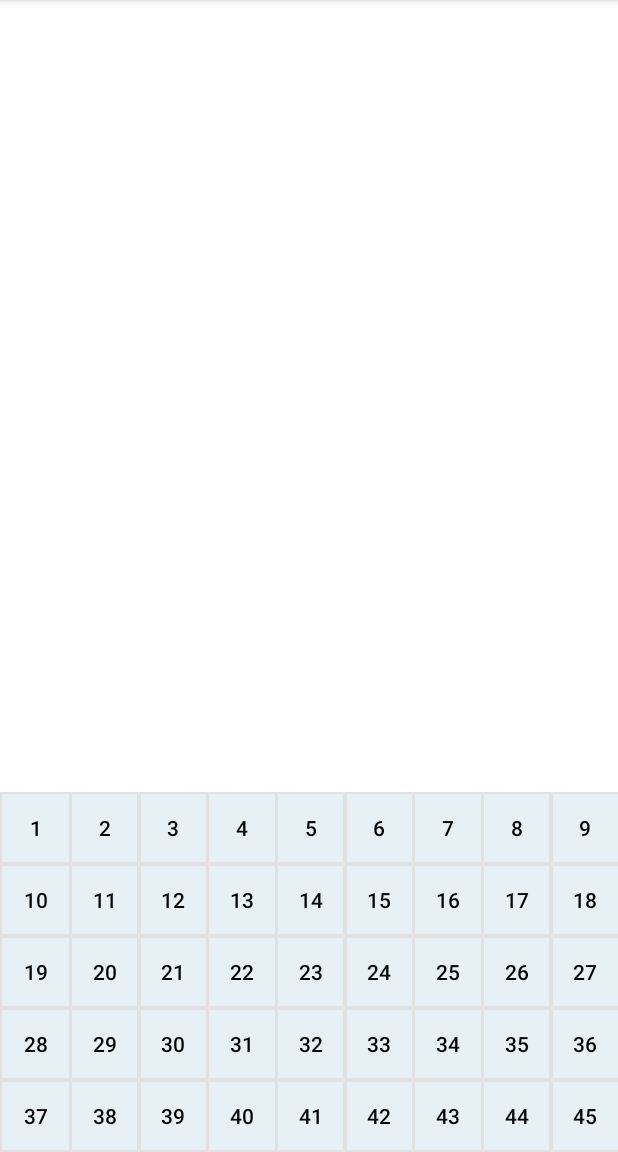
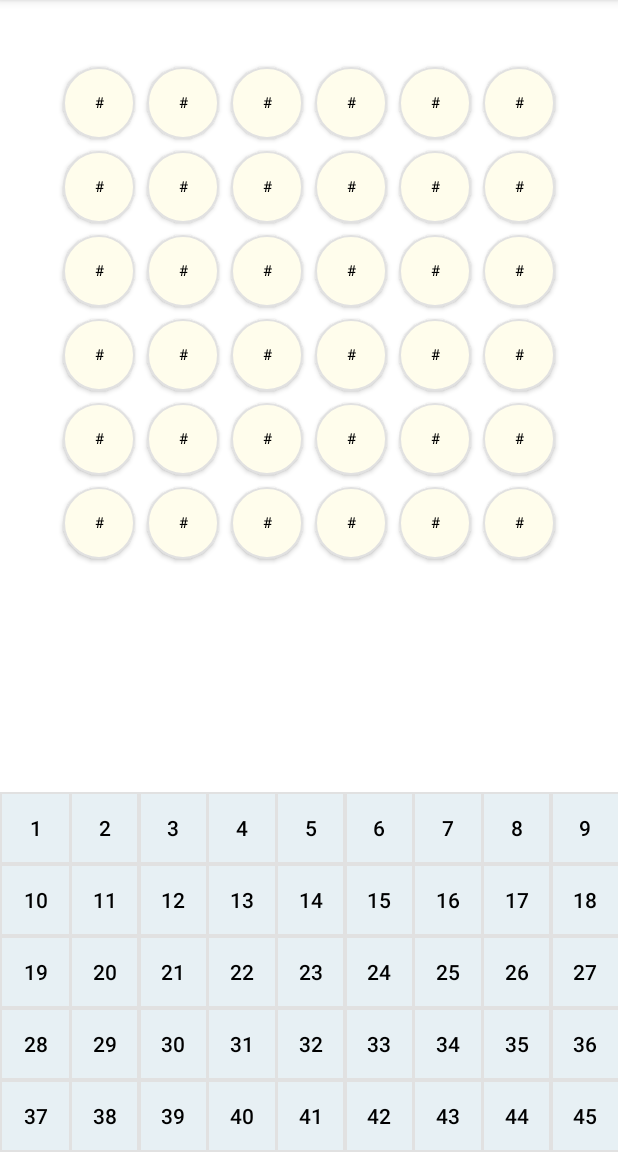
Before and after one commit to Imperat/Marmoshka, an Android app: the screen it shows after launch (MainActivity), on a phone screen of 412 x 824 dp, the part 84-1236 px from its top. Run offline under Robolectric (Android 15) with nearby library versions, the phone set to English and light mode, and no system bars.

```diff
--- /dev/null
+++ b/app/src/main/java/com/example/marmoshka/KeyboardViewAdapter.kt
@@ -0,0 +1,59 @@
+package com.example.marmoshka
+
+import android.graphics.drawable.Drawable
+import android.view.LayoutInflater
+import android.view.View
+import android.view.ViewGroup
+import android.widget.Button
+import androidx.core.content.ContextCompat
+import androidx.recyclerview.widget.RecyclerView
+
+class KeyBoardViewAdapter(private val valuesChooser: ValuesChooser) : RecyclerView.Adapter<KeyBoardViewAdapter.ViewHolder>() {
+    override fun onCreateViewHolder(parent: ViewGroup, viewType: Int): ViewHolder {
+        val view = LayoutInflater.from(parent.context)
+            .inflate(R.layout.keyboard_key, parent, false)
+
+        return ViewHolder(
+            view,
+            ContextCompat.getDrawable(parent.context, R.drawable.border_button),
+            ContextCompat.getDrawable(parent.context, R.drawable.border_used_button)
+        )
+    }
+
+    override fun onBindViewHolder(holder: ViewHolder, position: Int) {
+        val item = valuesChooser.getItem(position);
+        holder.button.text = item.toString()
+        holder.setItem(item);
+    }
+
+    override fun getItemCount(): Int = valuesChooser.getItemCount()
+
+    inner class ViewHolder(
+        view: View,
+        private val regularButton: Drawable?,
+        private val usedButton: Drawable?
+    ) : RecyclerView.ViewHolder(view), View.OnClickListener {
+        val button: Button;
+        private var item: ValueItem? = null;
+
+        init {
+            button = view.findViewById(R.id.button)
+            button.setOnClickListener(this)
+        }
+
+        fun setItem(item: ValueItem) {
+            button.text = item.number.toString();
+            button.background = if (item.isUsed) usedButton else regularButton;
+
+            this.item = item;
+        }
+
+        override fun onClick(p0: View?) {
+            if (item == null) {
+                return
+            }
+
+            valuesChooser.trigger(item!!)
+        }
+    }
+}
--- a/app/src/main/java/com/example/marmoshka/MainActivity.kt
+++ b/app/src/main/java/com/example/marmoshka/MainActivity.kt
@@ -1,45 +1,21 @@
 package com.example.marmoshka
 
+import android.os.Bundle
+import android.widget.Toast
 import androidx.appcompat.app.AppCompatActivity
-import android.os.Bundle
-import android.view.LayoutInflater
-import android.view.View
-import android.view.ViewGroup
-import android.widget.Button
 import androidx.recyclerview.widget.GridLayoutManager
+import androidx.recyclerview.widget.LinearLayoutManager
 import androidx.recyclerview.widget.RecyclerView
+
 
 const val COLUMNS_COUNT = 9
 
-class KeyBoardViewAdapter : RecyclerView.Adapter<KeyBoardViewAdapter.ViewHolder>() {
-    private val values = (1..45).toList()
-    override fun onCreateViewHolder(parent: ViewGroup, viewType: Int): ViewHolder {
-        val view = LayoutInflater.from(parent.context)
-            .inflate(R.layout.keyboard_key, parent, false)
-
-        return ViewHolder(view)
-
-    }
-
-    override fun onBindViewHolder(holder: ViewHolder, position: Int) {
-        val item = values[position]
-        holder.button.text = item.toString()
-    }
-
-    override fun getItemCount(): Int = values.size
-
-    inner class ViewHolder(view: View) : RecyclerView.ViewHolder(view) {
-        val button: Button;
-
-        init {
-            button = view.findViewById(R.id.button)
-        }
-    }
-}
 
 class MainActivity : AppCompatActivity() {
     private lateinit var recyclerViewResults: RecyclerView;
     private lateinit var recyclerViewKeyboard: RecyclerView;
+    private lateinit var valuesChooser: ValuesChooser;
+    private lateinit var valuesFiller: ValuesFiller;
     override fun onCreate(savedInstanceState: Bundle?) {
         super.onCreate(savedInstanceState)
 
@@ -47,9 +23,54 @@ class MainActivity : AppCompatActivity() {
         recyclerViewResults = findViewById(R.id.recyclerViewResults)
         recyclerViewKeyboard = findViewById(R.id.recyclerViewKeyboard)
 
+        valuesFiller = ValuesFiller()
+        valuesChooser = ValuesChooser(valuesFiller)
+
+        valuesChooser.onUpdateUI {
+            updateKeyboardAdapter()
+        }
+
+        valuesFiller.onUpdateUI {
+            updateValuesAdapter()
+        }
+
+        updateKeyboardUI()
+        updateValuesUI()
+
+        Toast.makeText(this, "Давай, Мармошка! Выиграем $1000000 прямо сегодня!", Toast.LENGTH_SHORT).show()
+    }
+
+    private fun updateKeyboardUI() {
+        updateKeyboardLayoutManager()
+        updateKeyboardAdapter()
+    }
+
+    private fun updateValuesUI() {
+        updateValuesLayoutManager();
+        updateValuesAdapter();
+    }
+
+    private fun updateValuesLayoutManager() {
+        with (recyclerViewResults) {
+            layoutManager = LinearLayoutManager(context)
+        }
+    }
+
+    private fun updateValuesAdapter() {
+        with (recyclerViewResults) {
+            adapter = ValuesViewAdapter(valuesFiller)
+        }
+    }
+
+    private fun updateKeyboardAdapter() {
+        with (recyclerViewKeyboard) {
+            adapter = KeyBoardViewAdapter(valuesChooser)
+        }
+    }
+
+    private fun updateKeyboardLayoutManager() {
         with (recyclerViewKeyboard) {
             layoutManager = GridLayoutManager(context, COLUMNS_COUNT)
-            adapter = KeyBoardViewAdapter()
         }
     }
 }
--- /dev/null
+++ b/app/src/main/java/com/example/marmoshka/ValuesChooser.kt
@@ -0,0 +1,44 @@
+package com.example.marmoshka
+
+
+data class ValueItem(val number: Int, var isUsed: Boolean)
+
+class ValuesChooser(private val valuesFiller: ValuesFiller) {
+    private val values = (1..45).toList().map {
+        ValueItem(it, false);
+    }
+
+    init {
+        valuesFiller.onRowFilled {
+            values.forEach {
+                it.isUsed = false;
+            }
+
+            onUpdateUICallback?.let { it1 -> it1() }
+        }
+    }
+
+    private var onUpdateUICallback: (() -> Unit)? = null;
+
+    fun getItemCount(): Int {
+        return values.size;
+    }
+
+    fun getItem(position: Int): ValueItem {
+        return values[position]
+    }
+
+    fun trigger(valueItem: ValueItem) {
+        if (valueItem.isUsed) {
+            return;
+        }
+
+        valueItem.isUsed = true;
+        valuesFiller.addValue(valueItem.number)
+        onUpdateUICallback?.let { it() }
+    }
+
+    fun onUpdateUI(function: () -> Unit) {
+        onUpdateUICallback = function;
+    }
+}
--- /dev/null
+++ b/app/src/main/java/com/example/marmoshka/ValuesFiller.kt
@@ -0,0 +1,56 @@
+package com.example.marmoshka
+
+const val ROWS_NUMBERS = 6;
+
+class RowWrapper {
+    private val values: MutableList<Int?> = (1..6).map { null }.toMutableList()
+    private var currentIndex: Int = 0;
+
+    fun addValue(value: Int) {
+      values[currentIndex] = value;
+      currentIndex++;
+    }
+
+    fun getValues(): List<Int?> {
+        return values;
+    }
+
+    fun isFilled(): Boolean {
+        return values.none { it == null }
+    }
+}
+
+class ValuesFiller {
+    private val rows = (1..6).map { RowWrapper() }
+    private var currentRowIndex: Int = 0;
+    private var onUpdateUICallback: (() -> Unit)? = null;
+    private var onRowFilledCallback: (() -> Unit)? = null;
+
+    fun addValue(value: Int) {
+        if (currentRowIndex > 5) {
+            return
+        }
+
+        rows[currentRowIndex].addValue(value)
+
+        if (rows[currentRowIndex].isFilled()) {
+            currentRowIndex++
+            onRowFilledCallback?.let { it() }
+        }
+
+        onUpdateUICallback?.let { it() }
+    }
+
+    fun getRow(position: Int): RowWrapper {
+        return rows[position]
+    }
+
+    fun onUpdateUI(function: () -> Unit) {
+        onUpdateUICallback = function;
+    }
+
+    fun onRowFilled(function: () -> Unit) {
+        onRowFilledCallback = function;
+    }
+
+}
--- /dev/null
+++ b/app/src/main/java/com/example/marmoshka/ValuesViewAdapter.kt
@@ -0,0 +1,74 @@
+package com.example.marmoshka
+
+import android.graphics.drawable.Drawable
+import android.view.LayoutInflater
+import android.view.View
+import android.view.ViewGroup
+import android.widget.Button
+import androidx.core.content.ContextCompat
+import androidx.recyclerview.widget.RecyclerView
+
+class ValuesViewAdapter(private val valuesFiller: ValuesFiller): RecyclerView.Adapter<ValuesViewAdapter.ViewHolder>() {
+    override fun onCreateViewHolder(
+        parent: ViewGroup,
+        viewType: Int
+    ): ValuesViewAdapter.ViewHolder {
+        val view = LayoutInflater.from(parent.context)
+            .inflate(R.layout.values_row, parent, false)
+
+        return ViewHolder(
+            view,
+            ContextCompat.getDrawable(parent.context, R.drawable.value_button),
+            ContextCompat.getDrawable(parent.context, R.drawable.value_button_filled),
+        )
+    }
+
+    override fun onBindViewHolder(holder: ValuesViewAdapter.ViewHolder, position: Int) {
+        val buttons = listOf<Button>(
+            holder.button1,
+            holder.button2,
+            holder.button3,
+            holder.button4,
+            holder.button5,
+            holder.button6,
+        );
+
+        val row = valuesFiller.getRow(position).getValues()
+
+        for (i in 0..5) {
+            if (row[i] == null) {
+                buttons[i].text = "#";
+                buttons[i].background = holder.regularButton;
+            } else {
+                buttons[i].text = row[i].toString();
+                buttons[i].background = holder.usedButton;
+            }
+        }
+    }
+
+    override fun getItemCount(): Int {
+        return 6; // TODO: FIX
+    }
+
+    inner class ViewHolder(
+        view: View,
+        val regularButton: Drawable?,
+        val usedButton: Drawable?
+    ): RecyclerView.ViewHolder(view) {
+        val button1: Button;
+        val button2: Button;
+        val button3: Button;
+        val button4: Button;
+        val button5: Button;
+        val button6: Button;
+
+        init {
+            button1 = view.findViewById(R.id.button1)
+            button2 = view.findViewById(R.id.button2)
+            button3 = view.findViewById(R.id.button3)
+            button4 = view.findViewById(R.id.button4)
+            button5 = view.findViewById(R.id.button5)
+            button6 = view.findViewById(R.id.button6)
+        }
+    }
+}
--- /dev/null
+++ b/app/src/main/res/drawable/border_used_button.xml
@@ -0,0 +1,8 @@
+<?xml version="1.0" encoding="utf-8"?>
+<shape xmlns:android="http://schemas.android.com/apk/res/android"
+    android:shape="rectangle">
+    <solid android:color="#CDE8FD" />
+    <stroke
+        android:width="1dp"
+        android:color="#4D94FF" />
+</shape>
--- /dev/null
+++ b/app/src/main/res/drawable/used_button.xml
@@ -0,0 +1,7 @@
+<?xml version="1.0" encoding="utf-8"?>
+<selector xmlns:android="http://schemas.android.com/apk/res/android">
+    <item android:state_pressed="true"
+        android:drawable="@drawable/border_used_button" />
+
+    <item android:drawable="@drawable/border_used_button" />
+</selector>
--- /dev/null
+++ b/app/src/main/res/drawable/value_button.xml
@@ -0,0 +1,9 @@
+<?xml version="1.0" encoding="utf-8"?>
+<shape xmlns:android="http://schemas.android.com/apk/res/android"
+    android:shape="rectangle" >
+    <stroke
+        android:width="1dp"
+        android:color="#E1E1E1" />
+    <solid android:color="#FFFDEC" />
+    <corners android:radius="24dp" />
+</shape>
--- /dev/null
+++ b/app/src/main/res/drawable/value_button_filled.xml
@@ -0,0 +1,9 @@
+<?xml version="1.0" encoding="utf-8"?>
+<shape xmlns:android="http://schemas.android.com/apk/res/android"
+    android:shape="rectangle" >
+    <stroke
+        android:width="1dp"
+        android:color="#E1E1E1" />
+    <solid android:color="#FFE770" />
+    <corners android:radius="24dp" />
+</shape>
--- a/app/src/main/res/layout/activity_main.xml
+++ b/app/src/main/res/layout/activity_main.xml
@@ -16,7 +16,7 @@
         app:layout_constraintHorizontal_bias="0.0"
         app:layout_constraintStart_toStartOf="parent"
         app:layout_constraintTop_toTopOf="parent"
-        app:layout_constraintVertical_bias="0.494" />
+        app:layout_constraintVertical_bias="0.318" />
 
     <androidx.recyclerview.widget.RecyclerView
         android:id="@+id/recyclerViewKeyboard"
--- /dev/null
+++ b/app/src/main/res/layout/values_row.xml
@@ -0,0 +1,77 @@
+<?xml version="1.0" encoding="utf-8"?>
+<androidx.constraintlayout.widget.ConstraintLayout xmlns:app="http://schemas.android.com/apk/res-auto"
+    xmlns:tools="http://schemas.android.com/tools"
+    android:layout_width="match_parent"
+    android:layout_height="wrap_content"
+    xmlns:android="http://schemas.android.com/apk/res/android">
+
+    <LinearLayout
+        android:layout_width="wrap_content"
+        android:layout_height="match_parent"
+        app:layout_constraintBottom_toBottomOf="parent"
+        app:layout_constraintEnd_toEndOf="parent"
+        app:layout_constraintStart_toStartOf="parent"
+        app:layout_constraintTop_toTopOf="parent">
+
+        <androidx.appcompat.widget.AppCompatButton
+            android:id="@+id/button1"
+            android:textSize="10sp"
+            android:layout_width="48dp"
+            android:background="@drawable/value_button"
+            android:layout_height="48dp"
+            android:layout_margin="4dp"
+            android:textColor="@color/black"
+            android:text="Button" />
+
+        <androidx.appcompat.widget.AppCompatButton
+            android:id="@+id/button2"
+            android:textSize="10sp"
+            android:background="@drawable/value_button"
+            android:layout_width="48dp"
+            android:layout_height="48dp"
+            android:layout_margin="4dp"
+            android:textColor="@color/black"
+            android:text="Button" />
+
+        <androidx.appcompat.widget.AppCompatButton
+            android:id="@+id/button3"
+            android:textSize="10sp"
+            android:background="@drawable/value_button"
+            android:layout_width="48dp"
+            android:layout_height="48dp"
+            android:layout_margin="4dp"
+            android:textColor="@color/black"
+            android:text="Button" />
+
+        <androidx.appcompat.widget.AppCompatButton
+            android:id="@+id/button4"
+            android:textSize="10sp"
+            android:background="@drawable/value_button"
+            android:layout_width="48dp"
+            android:layout_height="48dp"
+            android:layout_margin="4dp"
+            android:textColor="@color/black"
+            android:text="Button" />
+
+        <androidx.appcompat.widget.AppCompatButton
+            android:id="@+id/button5"
+            android:textSize="10sp"
+            android:background="@drawable/value_button"
+            android:layout_width="48dp"
+            android:layout_height="48dp"
+            android:layout_margin="4dp"
+            android:textColor="@color/black"
+            android:text="Button" />
+
+        <androidx.appcompat.widget.AppCompatButton
+            android:id="@+id/button6"
+            android:textSize="10sp"
+            android:background="@drawable/value_button"
+            android:layout_width="48dp"
+            android:layout_height="48dp"
+            android:layout_margin="4dp"
+            android:textColor="@color/black"
+            android:text="Button" />
+
+    </LinearLayout>
+</androidx.constraintlayout.widget.ConstraintLayout>
```
